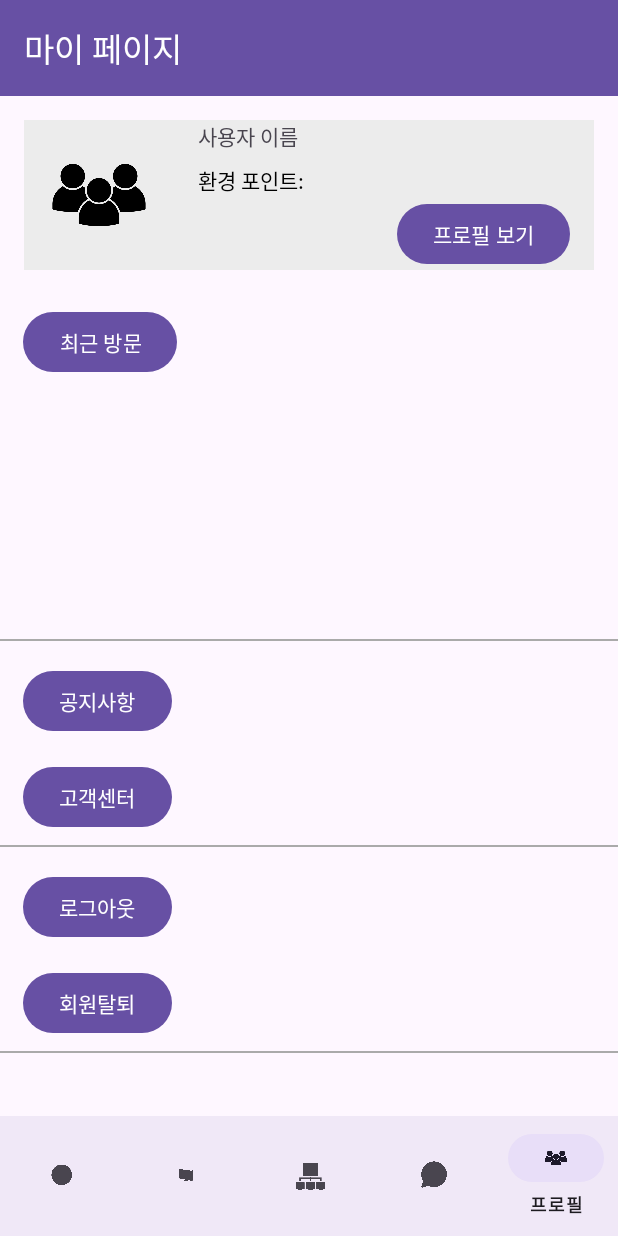
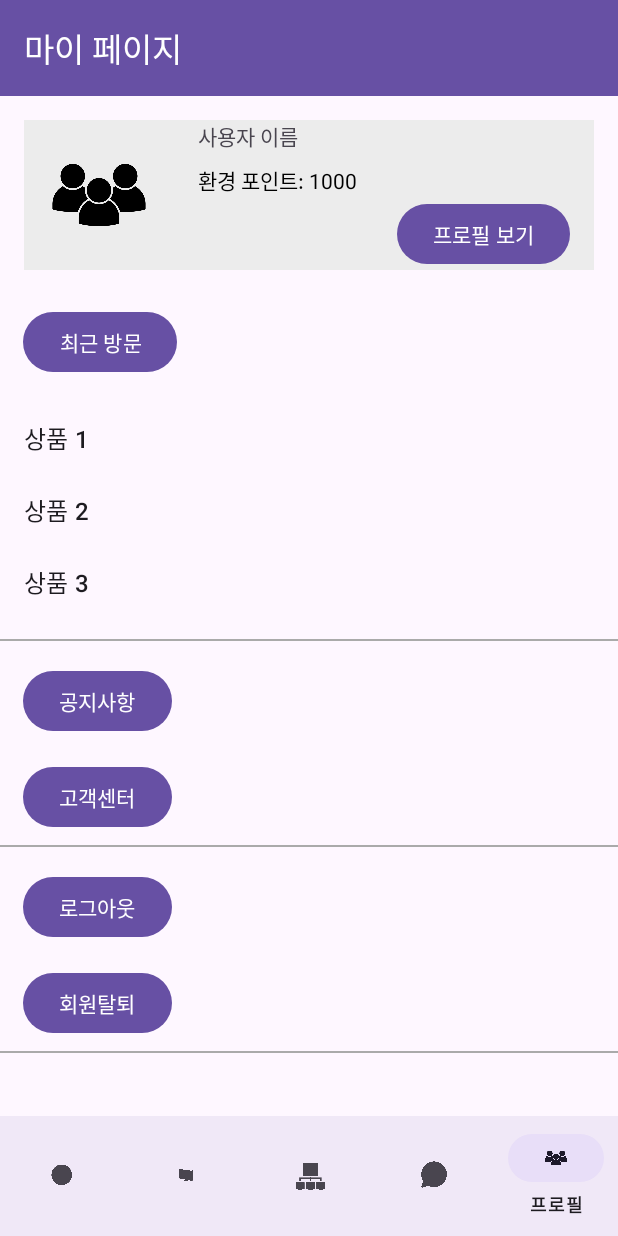
Before and after one commit to tony99kim/team_project_app, an Android app: the fragment EditButtonFragment placed in its activity, item 5 of the bottom bar chosen, on a phone screen of 412 x 824 dp. Run offline under Robolectric (Android 15) with nearby library versions, the phone set to English and light mode, and no system bars; our stand-ins replace Firebase (no records; nobody signed in at launch, a user with empty details on screens opened directly).

```diff
--- a/app/src/main/java/com/example/team_project/Profile/EditButtonFragment.java
+++ b/app/src/main/java/com/example/team_project/Profile/EditButtonFragment.java
@@ -8,6 +8,7 @@ import android.view.View;
 import android.view.ViewGroup;
 import android.widget.Button;
 import android.widget.EditText;
+import android.widget.ImageView;
 import android.widget.Toast;
 
 import androidx.annotation.NonNull;
@@ -26,13 +27,14 @@ import java.util.Map;
 
 public class EditButtonFragment extends Fragment {
     private EditText usernameEditText;
-    private Button saveButton;
+    private ImageView profileImageView;
+    private Button changePhotoButton,saveButton;
 
     @Nullable
     @Override
     public View onCreateView(@NonNull LayoutInflater inflater, @Nullable ViewGroup container, @Nullable Bundle savedInstanceState) {
         View view = inflater.inflate(R.layout.fragment_profile_edit_button_fragment, container, false);
-
+        // 툴바 설정
         Toolbar toolbar = view.findViewById(R.id.toolbar);
         AppCompatActivity activity = (AppCompatActivity) getActivity();
         if (activity != null) {
@@ -40,17 +42,20 @@ public class EditButtonFragment extends Fragment {
             activity.getSupportActionBar().setDisplayHomeAsUpEnabled(true);
             activity.getSupportActionBar().setTitle("프로필 편집");
         }
-
+        // 뷰 초기화
+        profileImageView = view.findViewById(R.id.profileImageView);
         usernameEditText = view.findViewById(R.id.usernameEditText);
+        changePhotoButton = view.findViewById(R.id.changePhotoButton);
         saveButton = view.findViewById(R.id.saveButton);
-
+        // 저장된 사용자 이름 불러오기
         SharedPreferences sharedPreferences = getActivity().getSharedPreferences("userInfo", Context.MODE_PRIVATE);
         String savedUsername = sharedPreferences.getString("username", "사용자 이름");
         usernameEditText.setText(savedUsername);
-
+        // 저장 버튼 클릭 이벤트 처리
         saveButton.setOnClickListener(new View.OnClickListener() {
             @Override
             public void onClick(View v) {
+                // 사용자가 입력한 이름 가져오기
                 String username = usernameEditText.getText().toString().trim();
                 if (!username.isEmpty()) {
                     saveProfile(username);
@@ -59,15 +64,26 @@ public class EditButtonFragment extends Fragment {
                 }
             }
         });
+        // 프로필 사진 변경 버튼 클릭 이벤트 처리
+        changePhotoButton.setOnClickListener(new View.OnClickListener() {
+            @Override
+            public void onClick(View v) {
+                // 프로필 사진 변경 기능을 구현할 수 있도록 코드를 작성하세요.
+                // 예시로 Toast 메시지를 사용합니다.
+                Toast.makeText(getActivity(), "프로필 사진을 변경합니다.", Toast.LENGTH_SHORT).show();
+            }
+        });
 
         return view;
     }
 
     private void saveProfile(String username) {
+        // 저장 버튼을 눌렀을 때의 동작을 구현합니다.
+        // SharedPreferences를 사용하여 사용자 이름을 저장합니다.
         SharedPreferences sharedPreferences = getActivity().getSharedPreferences("userInfo", Context.MODE_PRIVATE);
         SharedPreferences.Editor editor = sharedPreferences.edit();
         editor.putString("username", username);
-        editor.apply();
+        editor.apply(); // 변경 사항 저장
 
         usernameEditText.setText(username);
         Toast.makeText(getActivity(), "이름이 변경되었습니다: " + username, Toast.LENGTH_SHORT).show();
--- a/app/src/main/java/com/example/team_project/Profile/ProfileFragment.java
+++ b/app/src/main/java/com/example/team_project/Profile/ProfileFragment.java
@@ -67,48 +67,65 @@ public class ProfileFragment extends Fragment {
         environmentPointsTextView = view.findViewById(R.id.environmentPointsTextView);
 
         setUsername();
+        // 최근 방문 기록을 담을 리스트 초기화
+        recentVisitList = new ArrayList<>();
+        recentVisitListView = view.findViewById(R.id.recentVisitListView);
+        adapter = new ArrayAdapter<>(getContext(), android.R.layout.simple_list_item_1, recentVisitList);
+        recentVisitListView.setAdapter(adapter);
+
+        // 최근 방문 버튼 클릭 리스너 설정
+        // 여기에 최근 방문 기록을 추가하는 코드를 넣으세요.
+        // 예시로 아래와 같이 리스트에 데이터를 추가할 수 있습니다.
+        recentVisitList.add("상품 1");
+        recentVisitList.add("상품 2");
+        recentVisitList.add("상품 3");
+        adapter.notifyDataSetChanged(); // 어댑터에 데이터가 변경되었음을 알려줍니다.
+
+        // 사용자의 환경 포인트 설정 (예시로 1000이라고 가정)
+        int environmentPoints = 1000;
+        environmentPointsTextView.setText("환경 포인트: " + environmentPoints);
 
         AppCompatActivity activity = (AppCompatActivity) getActivity();
         if (activity != null) {
             activity.setSupportActionBar(toolbar);
             activity.getSupportActionBar().setTitle("마이 페이지");
         }
-
+        // 로그아웃 버튼 클릭 리스너 설정
         logoutButton.setOnClickListener(new View.OnClickListener() {
             @Override
             public void onClick(View v) {
                 logout();
             }
         });
-
+        // 최근 방문 버튼 클릭 리스너 설정
         recentVisitButton.setOnClickListener(new View.OnClickListener() {
             @Override
             public void onClick(View v) {
                 openRecentVisitFragment();
             }
         });
-
+        // 공지사항 버튼 클릭 리스너 설정
         noticeButton.setOnClickListener(new View.OnClickListener() {
             @Override
             public void onClick(View v) {
                 openNoticeFragment();
             }
         });
-
+        // 고객센터 버튼 클릭 리스너 설정
         customerServiceButton.setOnClickListener(new View.OnClickListener() {
             @Override
             public void onClick(View v) {
                 openCustomerServiceFragment();
             }
         });
-
+        // 회원탈퇴 버튼 클릭 리스너 설정
         withdrawButton.setOnClickListener(new View.OnClickListener() {
             @Override
             public void onClick(View v) {
                 openWithdrawFragment();
             }
         });
-
+        // 수정하기 버튼 클릭 리스너 설정
         editButton.setOnClickListener(new View.OnClickListener() {
             @Override
             public void onClick(View v) {
@@ -120,26 +137,30 @@ public class ProfileFragment extends Fragment {
     }
 
     private void logout() {
+        // SharedPreferences에서 로그인 상태와 자동 로그인 설정을 초기화
         SharedPreferences prefs = getActivity().getSharedPreferences("team_project_preferences", Context.MODE_PRIVATE);
         SharedPreferences.Editor editor = prefs.edit();
         editor.putBoolean("isLoggedIn", false);
         editor.putBoolean("autoLogin", false);
         editor.apply();
-
+        // 로그인 액티비티로 이동
         mAuth.signOut();
 
         Intent intent = new Intent(getActivity(), LoginActivity.class);
         startActivity(intent);
         getActivity().finish();
     }
-
+    // 최근 방문 프래그먼트 객체 생성
     private void openRecentVisitFragment() {
         RecentVisitFragment fragment = new RecentVisitFragment();
+        // 현재 액티비티가 AppCompatActivity 인지 확인
         AppCompatActivity activity = (AppCompatActivity) getActivity();
+        // 현재 액티비티가 AppCompatActivity 인 경우에만 프래그먼트 트랜잭션 수행
         if (activity != null) {
+            // 프래그먼트 트랜잭션을 사용하여 최근 방문 프래그먼트를 화면에 표시
             activity.getSupportFragmentManager().beginTransaction()
-                    .replace(R.id.fragment_container, fragment)
-                    .addToBackStack(null)
+                    .replace(R.id.fragment_container, fragment)// R.id.fragment_container는 프래그먼트를 표시할 레이아웃의 ID입니다.
+                    .addToBackStack(null) // 백 스택에 프래그먼트를 추가하여 뒤로 가기 기능을 지원합니다.
                     .commit();
         }
     }
```
